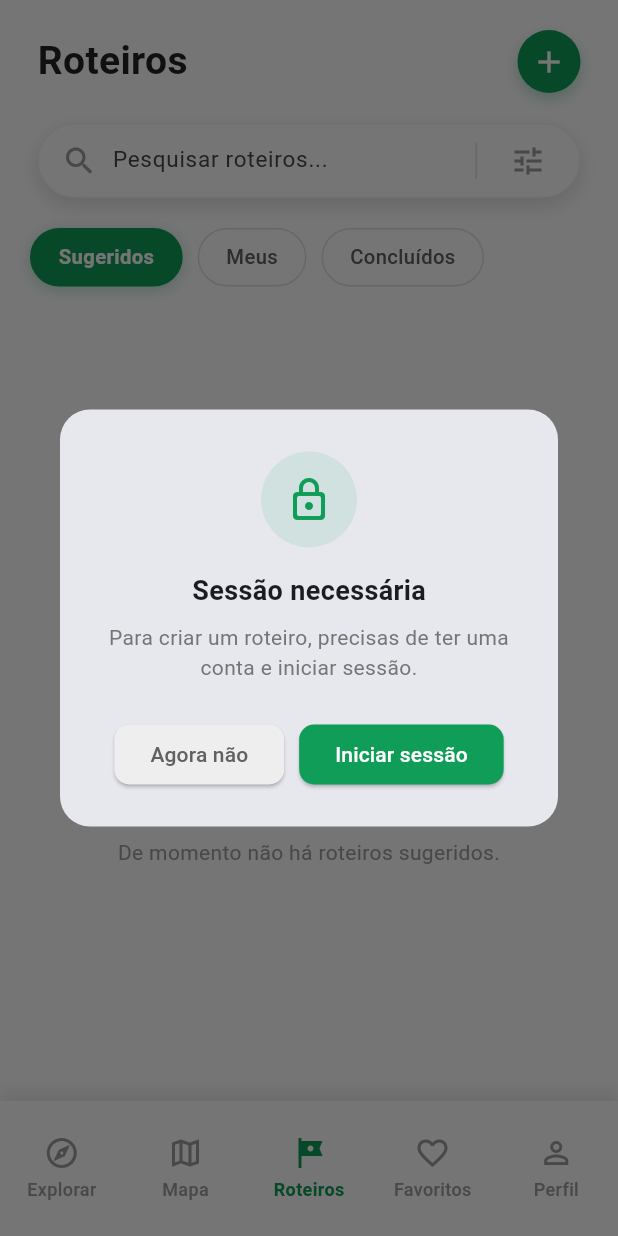
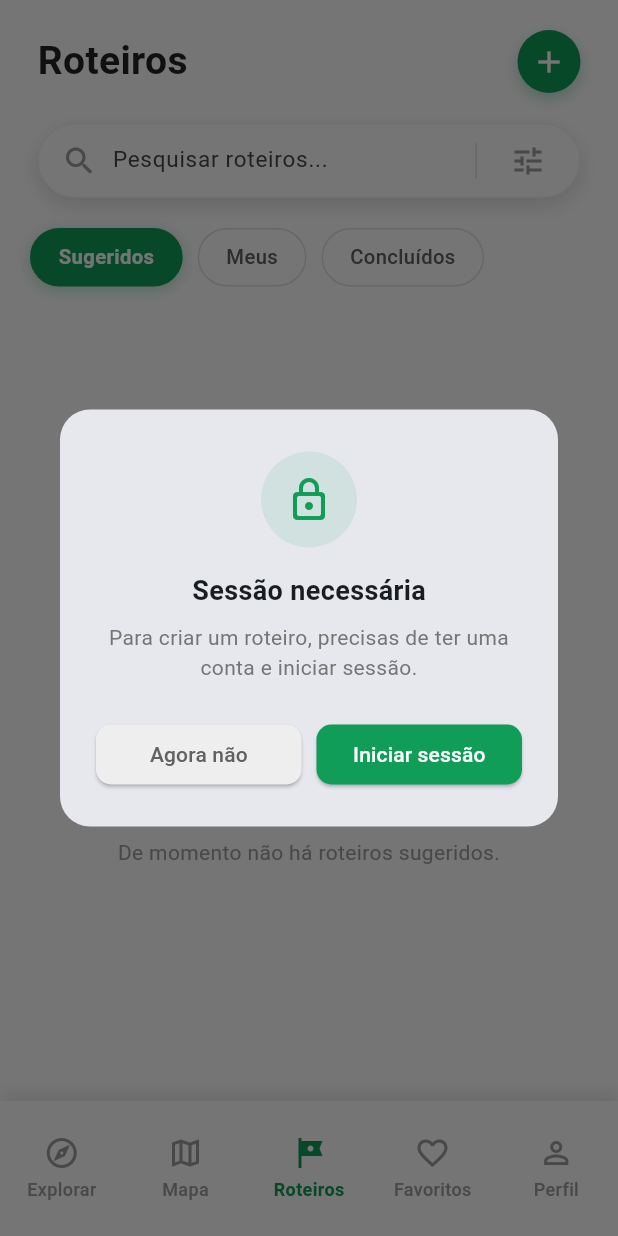
Before and after one commit to gajonormal/VisitAR, a Flutter app: the screen it shows after launch, item 3 of the bottom bar chosen, after a tap on the "add" icon, on a phone screen of 412 x 824 dp. Run offline on Flutter 3.47's test engine with Material 3 defaults, Android fonts, the phone set to English and light mode, and no system bars; our stand-ins replace audioplayers, cached_network_image, cloud_firestore, dio, firebase_auth, firebase_core and 6 more; missing offline and left inert: panorama_viewer; accounts and stored records are empty; Roboto replaces fonts that are missing (GoogleSans).

Commit message:
correção de sobreposição de botões
correção de sobreposição de botões nos popups para login

```diff
--- a/lib/screens/roteiros_screen.dart
+++ b/lib/screens/roteiros_screen.dart
@@ -86,19 +86,22 @@ class _RoteirosScreenState extends State<RoteirosScreen> {
             ),
             SizedBox(height: 24),
             Row(
-              mainAxisAlignment: MainAxisAlignment.center,
               children: [
-                ElevatedButton(
+                Expanded(
+                  child: ElevatedButton(
                     onPressed: () => Navigator.pop(ctx),
                     style: ElevatedButton.styleFrom(
                       backgroundColor: Colors.grey[200],
                       foregroundColor: Colors.grey[700],
                       shape: RoundedRectangleBorder(borderRadius: BorderRadius.circular(10)),
+                      padding: const EdgeInsets.symmetric(horizontal: 4),
                     ),
-                  child: Text(AppLocalizations.of(context)!.notNow),
+                    child: FittedBox(fit: BoxFit.scaleDown, child: Text(AppLocalizations.of(context)!.notNow)),
+                  ),
                 ),
                 SizedBox(width: 10),
-                ElevatedButton(
+                Expanded(
+                  child: ElevatedButton(
                     onPressed: () {
                       Navigator.pop(ctx);
                       Navigator.push(context, MaterialPageRoute(builder: (_) => const LoginScreen()));
@@ -107,8 +110,10 @@ class _RoteirosScreenState extends State<RoteirosScreen> {
                       backgroundColor: kPrimaryGreen,
                       foregroundColor: Colors.white,
                       shape: RoundedRectangleBorder(borderRadius: BorderRadius.circular(10)),
+                      padding: const EdgeInsets.symmetric(horizontal: 4),
                     ),
-                  child: Text(AppLocalizations.of(context)!.login),
+                    child: FittedBox(fit: BoxFit.scaleDown, child: Text(AppLocalizations.of(context)!.login)),
+                  ),
                 ),
               ],
             ),
--- a/lib/screens/services/database_services.dart
+++ b/lib/screens/services/database_services.dart
@@ -17,6 +17,12 @@ class DatabaseService {
       for (var doc in snapshot.docs) {
         try {
           POI p = POI.fromFirestore(doc);
+
+          // IGNORAR PONTOS FALSOS/MOCKS (que ainda estejam no Firestore)
+          if (p.id.startsWith('mock_') || p.id.contains('dummy')) {
+            continue;
+          }
+
           // Adiciona se não for duplicado
           if (!pois.any((existing) => existing.id == p.id)) {
             pois.add(p);
```
Also changed, not shown: lib/screens/details_screen.dart (+10 -5 lines), lib/screens/home_map.dart (+21 -8 lines), lib/screens/roteiro_details_screen.dart (+8 -5 lines), lib/screens/services/download_service.dart (+8 -0 lines), 1 other file. Lines whose indentation alone changed are shown as unchanged.
